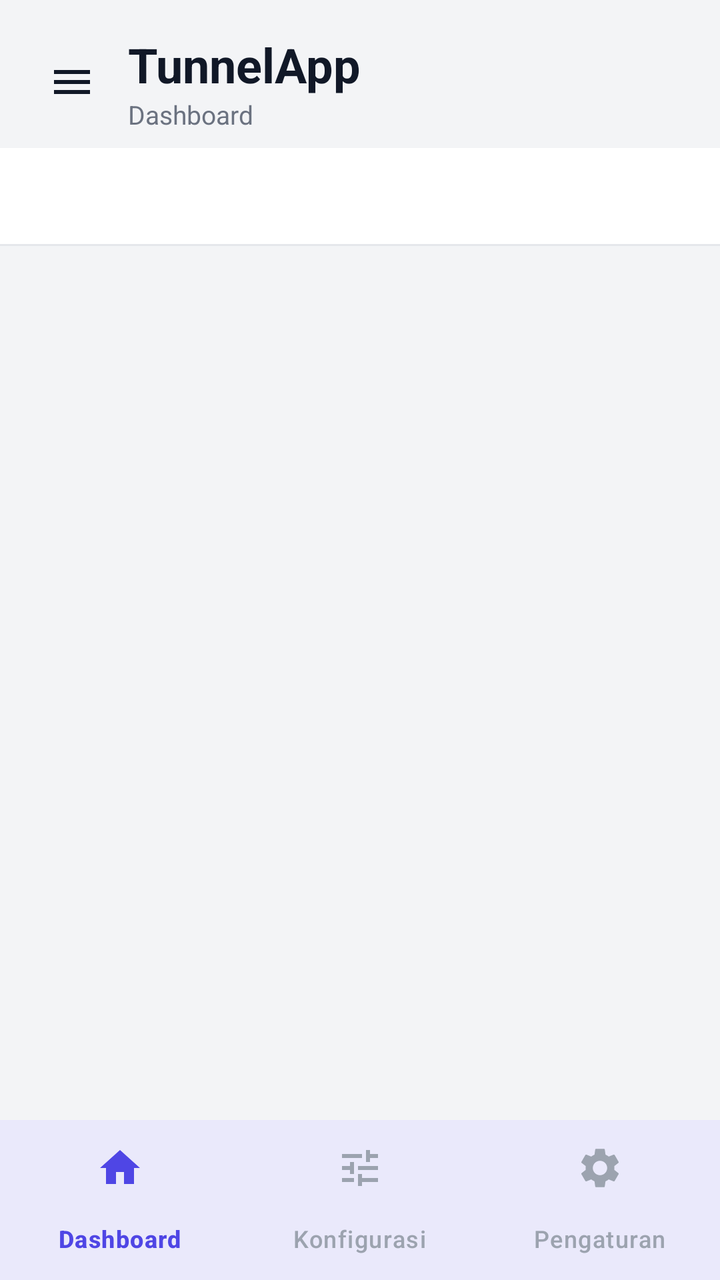
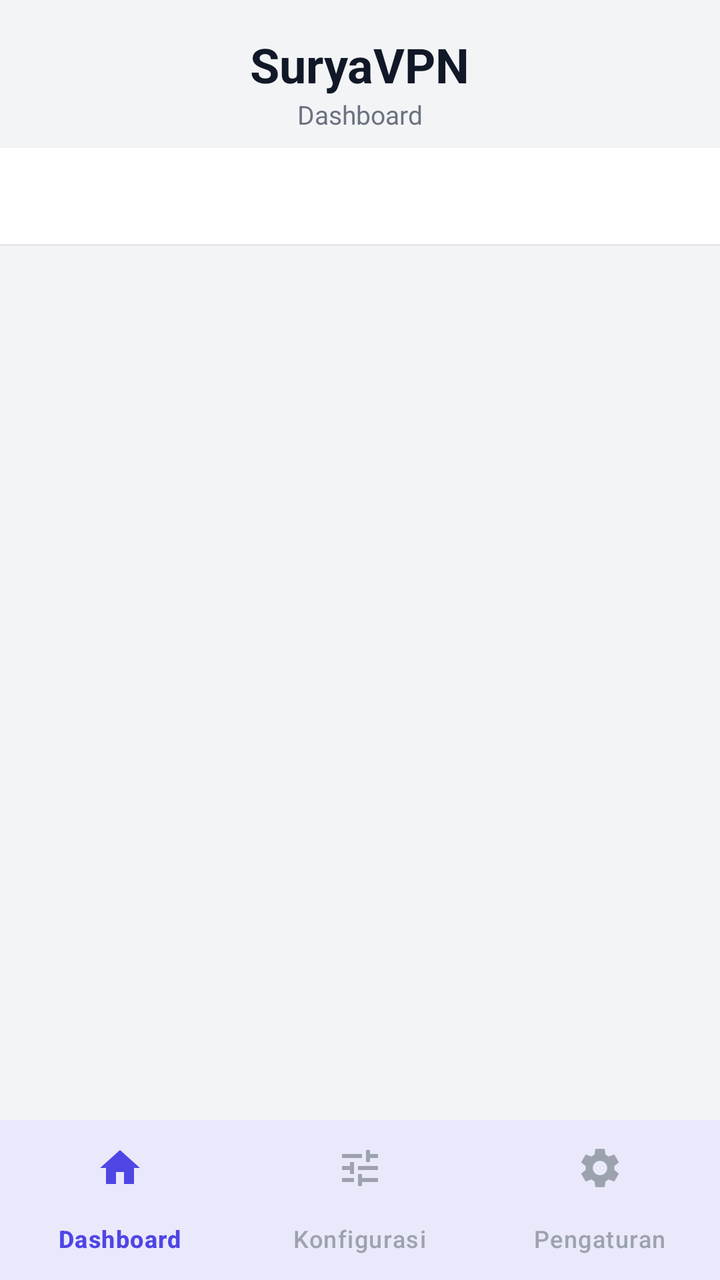

The first picture is an Android layout as it rendered before a commit; the second is the same layout after the commit. The layout source and the unified diff follow.
<!-- AndroidManifest.xml: application theme Theme.TunnelApp -->
<!-- res/layout/activity_dashboard.xml -->
<?xml version="1.0" encoding="utf-8"?>
<androidx.drawerlayout.widget.DrawerLayout xmlns:android="http://schemas.android.com/apk/res/android"
    xmlns:app="http://schemas.android.com/apk/res-auto"
    android:id="@+id/drawerLayout"
    android:layout_width="match_parent"
    android:layout_height="match_parent">


<LinearLayout
    android:layout_width="match_parent"
    android:layout_height="match_parent"
    android:orientation="vertical"
    android:background="@color/app_background">

    
    <LinearLayout
        android:layout_width="match_parent"
        android:layout_height="wrap_content"
        android:orientation="horizontal"
        android:gravity="center_vertical"
        android:paddingStart="16dp"
        android:paddingEnd="4dp"
        android:paddingTop="16dp"
        android:paddingBottom="8dp">

        <ImageButton
            android:id="@+id/btnOpenDrawer"
            android:layout_width="40dp"
            android:layout_height="40dp"
            android:layout_marginEnd="8dp"
            android:background="?attr/selectableItemBackgroundBorderless"
            android:src="@drawable/ic_menu_hamburger"
            android:tint="@color/text_primary"
            android:contentDescription="Buka menu" />

        <LinearLayout
            android:layout_width="wrap_content"
            android:layout_height="wrap_content"
            android:orientation="vertical">

            <TextView
                android:layout_width="wrap_content"
                android:layout_height="wrap_content"
                android:text="TunnelApp"
                android:textColor="@color/text_primary"
                android:textSize="24sp"
                android:textStyle="bold" />

            <TextView
                android:layout_width="wrap_content"
                android:layout_height="wrap_content"
                android:text="Dashboard"
                android:textColor="@color/text_secondary"
                android:textSize="13sp" />
        </LinearLayout>
    </LinearLayout>

    
    <com.google.android.material.tabs.TabLayout
        android:id="@+id/tabLayout"
        android:layout_width="match_parent"
        android:layout_height="wrap_content"
        android:background="@color/card_background"
        app:tabMode="fixed"
        app:tabGravity="fill"
        app:tabIndicatorColor="@color/brand_primary"
        app:tabIndicatorHeight="3dp"
        app:tabSelectedTextColor="@color/brand_primary"
        app:tabTextColor="@color/text_secondary"
        app:tabTextAppearance="@style/TextAppearance.Material3.TitleSmall" />

    <View
        android:layout_width="match_parent"
        android:layout_height="1dp"
        android:background="@color/divider" />

    

    
    <androidx.viewpager2.widget.ViewPager2
        android:id="@+id/dashboardPager"
        android:layout_width="match_parent"
        android:layout_height="0dp"
        android:layout_weight="1" />

    
    <com.google.android.material.bottomnavigation.BottomNavigationView
        android:id="@+id/bottomNav"
        style="@style/Widget.TunnelApp.BottomNav"
        android:layout_width="match_parent"
        android:layout_height="wrap_content"
        app:menu="@menu/bottom_nav_menu" />

</LinearLayout>



<com.google.android.material.navigation.NavigationView
    android:id="@+id/navDrawer"
    android:layout_width="wrap_content"
    android:layout_height="match_parent"
    android:layout_gravity="start"
    android:background="@color/card_background"
    app:itemIconTint="@color/text_primary"
    app:itemTextColor="@color/text_primary"
    app:headerLayout="@layout/nav_drawer_header"
    app:menu="@menu/nav_drawer_menu" />

</androidx.drawerlayout.widget.DrawerLayout>
<!-- res/layout/nav_drawer_header.xml (included above) -->
<?xml version="1.0" encoding="utf-8"?>
<LinearLayout xmlns:android="http://schemas.android.com/apk/res/android"
    android:layout_width="match_parent"
    android:layout_height="120dp"
    android:orientation="vertical"
    android:gravity="bottom"
    android:background="@color/brand_primary"
    android:paddingStart="16dp"
    android:paddingEnd="16dp"
    android:paddingBottom="16dp">

    <TextView
        android:layout_width="wrap_content"
        android:layout_height="wrap_content"
        android:text="TunnelApp"
        android:textColor="@color/brand_on_primary"
        android:textSize="20sp"
        android:textStyle="bold" />

    <TextView
        android:layout_width="wrap_content"
        android:layout_height="wrap_content"
        android:text="Menu"
        android:textColor="@color/brand_on_primary"
        android:textSize="13sp"
        android:alpha="0.85" />

</LinearLayout>
<!-- resources referenced by this layout -->
<resources>
  <color name="app_background">#F3F4F6</color>
  <color name="brand_on_primary">#FFFFFF</color>
  <color name="brand_primary">#4F46E5</color>
  <color name="card_background">#FFFFFF</color>
  <color name="divider">#E5E7EB</color>
  <color name="text_primary">#111827</color>
  <color name="text_secondary">#6B7280</color>
  <!-- drawable ic_menu_hamburger (drawable) -->
  <vector xmlns:android="http://schemas.android.com/apk/res/android"
      android:width="24dp"
      android:height="24dp"
      android:viewportWidth="24"
      android:viewportHeight="24">
      <path
          android:fillColor="#FF000000"
          android:pathData="M3,6h18v2L3,8z M3,11h18v2L3,13z M3,16h18v2L3,18z" />
  </vector>
  <style name="Widget.TunnelApp.BottomNav" parent="Widget.Material3.BottomNavigationView">
          <item name="android:background">@color/card_background</item>
          <item name="itemIconTint">@color/bottom_nav_item_color</item>
          <item name="itemTextColor">@color/bottom_nav_item_color</item>
          <item name="itemRippleColor">@color/divider</item>
          <item name="elevation">8dp</item>
          <item name="labelVisibilityMode">labeled</item>
      </style>
  <style name="Theme.TunnelApp" parent="Theme.Material3.Light.NoActionBar">
          <item name="colorPrimary">@color/brand_primary</item>
          <item name="colorPrimaryDark">@color/brand_primary_dark</item>
          <item name="colorOnPrimary">@color/brand_on_primary</item>
          <item name="colorSecondary">@color/brand_secondary</item>
          <item name="colorSurface">@color/card_background</item>
          
          <item name="colorOnSurface">@color/text_primary</item>
          <item name="colorOnSurfaceVariant">@color/text_secondary</item>
          <item name="colorOutline">@color/divider</item>
          <item name="android:colorBackground">@color/app_background</item>
          <item name="android:statusBarColor">@color/brand_primary_dark</item>
          <item name="android:windowLightStatusBar">false</item>
      </style>
  <color name="brand_primary_dark">#4338CA</color>
  <color name="brand_secondary">#0EA5A4</color>
</resources>

<!-- the commit's change to res/layout/activity_dashboard.xml (unified diff, before → after) -->
@@ -16,43 +16,27 @@
     <LinearLayout
         android:layout_width="match_parent"
         android:layout_height="wrap_content"
-        android:orientation="horizontal"
-        android:gravity="center_vertical"
+        android:orientation="vertical"
+        android:gravity="center_horizontal"
         android:paddingStart="16dp"
-        android:paddingEnd="4dp"
+        android:paddingEnd="16dp"
         android:paddingTop="16dp"
         android:paddingBottom="8dp">
 
-        <ImageButton
-            android:id="@+id/btnOpenDrawer"
-            android:layout_width="40dp"
-            android:layout_height="40dp"
-            android:layout_marginEnd="8dp"
-            android:background="?attr/selectableItemBackgroundBorderless"
-            android:src="@drawable/ic_menu_hamburger"
-            android:tint="@color/text_primary"
-            android:contentDescription="Buka menu" />
-
-        <LinearLayout
+        <TextView
             android:layout_width="wrap_content"
             android:layout_height="wrap_content"
-            android:orientation="vertical">
+            android:text="SuryaVPN"
+            android:textColor="@color/text_primary"
+            android:textSize="24sp"
+            android:textStyle="bold" />
 
-            <TextView
-                android:layout_width="wrap_content"
-                android:layout_height="wrap_content"
-                android:text="TunnelApp"
-                android:textColor="@color/text_primary"
-                android:textSize="24sp"
-                android:textStyle="bold" />
-
-            <TextView
-                android:layout_width="wrap_content"
-                android:layout_height="wrap_content"
-                android:text="Dashboard"
-                android:textColor="@color/text_secondary"
-                android:textSize="13sp" />
-        </LinearLayout>
+        <TextView
+            android:layout_width="wrap_content"
+            android:layout_height="wrap_content"
+            android:text="Dashboard"
+            android:textColor="@color/text_secondary"
+            android:textSize="13sp" />
     </LinearLayout>
 
     
@@ -122,7 +106,7 @@
     <TextView
         android:layout_width="wrap_content"
         android:layout_height="wrap_content"
-        android:text="TunnelApp"
+        android:text="SuryaVPN"
         android:textColor="@color/brand_on_primary"
         android:textSize="20sp"
         android:textStyle="bold" />
<!-- resource entries referenced after the edit -->
@@ -7,16 +7,6 @@
   <color name="divider">#E5E7EB</color>
   <color name="text_primary">#111827</color>
   <color name="text_secondary">#6B7280</color>
-  <!-- drawable ic_menu_hamburger (drawable) -->
-  <vector xmlns:android="http://schemas.android.com/apk/res/android"
-      android:width="24dp"
-      android:height="24dp"
-      android:viewportWidth="24"
-      android:viewportHeight="24">
-      <path
-          android:fillColor="#FF000000"
-          android:pathData="M3,6h18v2L3,8z M3,11h18v2L3,13z M3,16h18v2L3,18z" />
-  </vector>
   <style name="Widget.TunnelApp.BottomNav" parent="Widget.Material3.BottomNavigationView">
           <item name="android:background">@color/card_background</item>
           <item name="itemIconTint">@color/bottom_nav_item_color</item>
